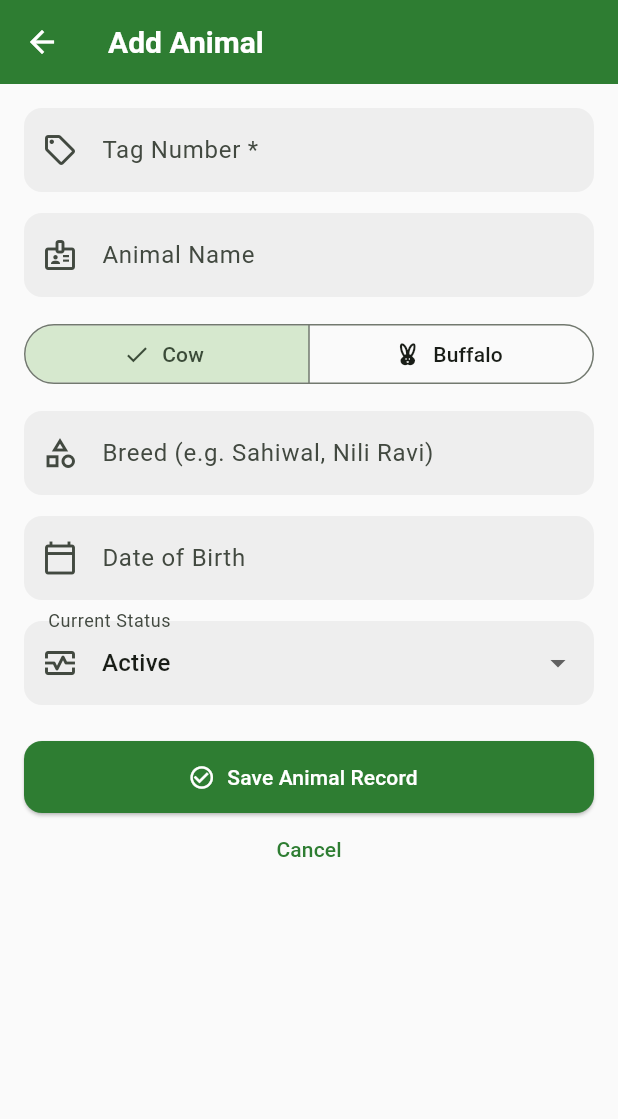
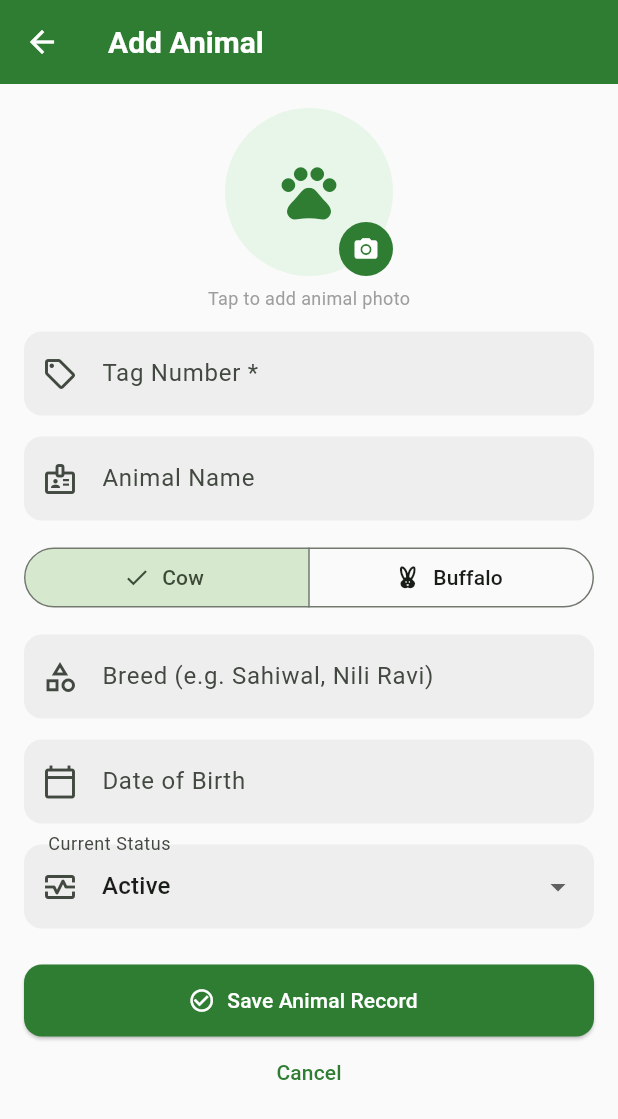
Before and after one commit to zainkhaild9223-ops/FA24-BSE-087, a Flutter app: the AnimalsScreen screen opened directly, after a tap on the "add" icon, on a phone screen of 412 x 824 dp. Shown: the top 1119 px of the screen. Run offline on Flutter 3.47's test engine with Material 3 defaults, Android fonts, the phone set to English and light mode, and no system bars; our stand-ins replace file_picker, google_fonts, google_sign_in, image_picker, shared_preferences, sqflite; missing offline and left inert: extension_google_sign_in_as_googleapis_auth, googleapis; accounts and stored records are empty.

Commit message:
Dairy farm

```diff
--- a/dairy_farm/lib/db/database_helper.dart
+++ b/dairy_farm/lib/db/database_helper.dart
@@ -39,14 +39,15 @@ class DatabaseHelper {
     final path = await dbPath;
     return openDatabase(
       path,
-      version: 1,
+      version: 2,
       onConfigure: (db) async => db.execute('PRAGMA foreign_keys = ON'),
       onCreate: (db, v) async {
         await db.execute('''CREATE TABLE animals(
           id INTEGER PRIMARY KEY AUTOINCREMENT,
           tag_no TEXT UNIQUE NOT NULL,
           name TEXT, type TEXT, breed TEXT, dob TEXT,
-          status TEXT DEFAULT 'Active')''');
+          status TEXT DEFAULT 'Active',
+          photo BLOB)''');
         await db.execute('''CREATE TABLE milk_records(
           id INTEGER PRIMARY KEY AUTOINCREMENT,
           animal_id INTEGER NOT NULL,
@@ -60,6 +61,12 @@ class DatabaseHelper {
         await db.execute('''CREATE TABLE sales(
           id INTEGER PRIMARY KEY AUTOINCREMENT,
           date TEXT NOT NULL, liters REAL, rate REAL, total REAL, buyer TEXT)''');
+      },
+      // Purani database (version 1) mein photo column add karta hai, data safe rehta hai
+      onUpgrade: (db, oldV, newV) async {
+        if (oldV < 2) {
+          await db.execute('ALTER TABLE animals ADD COLUMN photo BLOB');
+        }
       },
     );
   }
--- a/dairy_farm/lib/models.dart
+++ b/dairy_farm/lib/models.dart
@@ -1,3 +1,5 @@
+import 'dart:typed_data';
+
 class Animal {
   final int? id;
   final String tagNo;
@@ -6,6 +8,7 @@ class Animal {
   final String breed;
   final String dob;
   final String status; // Active / Sold
+  final Uint8List? photo; // chhoti compressed image (SQLite BLOB)
 
   Animal({
     this.id,
@@ -15,6 +18,7 @@ class Animal {
     this.breed = '',
     this.dob = '',
     this.status = 'Active',
+    this.photo,
   });
 
   Map<String, dynamic> toMap() => {
@@ -25,6 +29,7 @@ class Animal {
         'breed': breed,
         'dob': dob,
         'status': status,
+        'photo': photo,
       };
 
   factory Animal.fromMap(Map<String, dynamic> m) => Animal(
@@ -35,6 +40,7 @@ class Animal {
         breed: (m['breed'] ?? '') as String,
         dob: (m['dob'] ?? '') as String,
         status: (m['status'] ?? 'Active') as String,
+        photo: m['photo'] as Uint8List?,
       );
 }
 
--- a/dairy_farm/lib/screens/animals_screen.dart
+++ b/dairy_farm/lib/screens/animals_screen.dart
@@ -1,4 +1,7 @@
+import 'dart:typed_data';
+
 import 'package:flutter/material.dart';
+import 'package:image_picker/image_picker.dart';
 
 import '../common.dart';
 import '../db/database_helper.dart';
@@ -109,9 +112,13 @@ class _AnimalsScreenState extends State<AnimalsScreen> {
       onTap: () => _openForm(a),
       child: Row(children: [
         CircleAvatar(
+          radius: 26,
           backgroundColor: sold ? Colors.grey.shade200 : kLightGreen,
-          child: Icon(a.type == 'Cow' ? Icons.pets : Icons.cruelty_free,
-              color: sold ? Colors.grey : kGreen),
+          backgroundImage: a.photo != null ? MemoryImage(a.photo!) : null,
+          child: a.photo != null
+              ? null
+              : Icon(a.type == 'Cow' ? Icons.pets : Icons.cruelty_free,
+                  color: sold ? Colors.grey : kGreen),
         ),
         const SizedBox(width: 12),
         Expanded(
@@ -176,6 +183,7 @@ class _AnimalFormScreenState extends State<AnimalFormScreen> {
   String _type = 'Cow';
   String _status = 'Active';
   String? _tagError;
+  Uint8List? _photo;
 
   @override
   void initState() {
@@ -187,6 +195,51 @@ class _AnimalFormScreenState extends State<AnimalFormScreen> {
     _dob = TextEditingController(text: a?.dob ?? '');
     _type = a?.type ?? 'Cow';
     _status = a?.status ?? 'Active';
+    _photo = a?.photo;
+  }
+
+  Future<void> _pickPhoto() async {
+    final source = await showModalBottomSheet<ImageSource>(
+      context: context,
+      builder: (_) => SafeArea(
+        child: Wrap(children: [
+          ListTile(
+            leading: const Icon(Icons.photo_camera, color: kGreen),
+            title: const Text('Take a photo'),
+            onTap: () => Navigator.pop(context, ImageSource.camera),
+          ),
+          ListTile(
+            leading: const Icon(Icons.photo_library, color: kGreen),
+            title: const Text('Choose from gallery'),
+            onTap: () => Navigator.pop(context, ImageSource.gallery),
+          ),
+          if (_photo != null)
+            ListTile(
+              leading: const Icon(Icons.delete_outline, color: kRed),
+              title: const Text('Remove photo'),
+              onTap: () {
+                Navigator.pop(context);
+                setState(() => _photo = null);
+              },
+            ),
+        ]),
+      ),
+    );
+    if (source == null) return;
+    try {
+      // Chhoti size + compression, taake database aur Drive backup halka rahe
+      final x = await ImagePicker().pickImage(
+        source: source,
+        maxWidth: 600,
+        maxHeight: 600,
+        imageQuality: 70,
+      );
+      if (x == null) return;
+      final bytes = await x.readAsBytes();
+      if (mounted) setState(() => _photo = bytes);
+    } catch (e) {
+      if (mounted) snack(context, 'Could not load photo: $e', error: true);
+    }
   }
 
   Future<void> _save() async {
@@ -200,6 +253,7 @@ class _AnimalFormScreenState extends State<AnimalFormScreen> {
       breed: _breed.text.trim(),
       dob: _dob.text.trim(),
       status: _status,
+      photo: _photo,
     );
     try {
       if (a.id == null) {
@@ -223,6 +277,36 @@ class _AnimalFormScreenState extends State<AnimalFormScreen> {
       body: Form(
         key: _form,
         child: ListView(padding: const EdgeInsets.all(16), children: [
+          Center(
+            child: GestureDetector(
+              onTap: _pickPhoto,
+              child: Stack(children: [
+                CircleAvatar(
+                  radius: 56,
+                  backgroundColor: kLightGreen,
+                  backgroundImage: _photo != null ? MemoryImage(_photo!) : null,
+                  child: _photo != null
+                      ? null
+                      : const Icon(Icons.pets, size: 44, color: kGreen),
+                ),
+                Positioned(
+                  right: 0,
+                  bottom: 0,
+                  child: CircleAvatar(
+                    radius: 18,
+                    backgroundColor: kGreen,
+                    child: const Icon(Icons.camera_alt, size: 18, color: Colors.white),
+                  ),
+                ),
+              ]),
+            ),
+          ),
+          const SizedBox(height: 6),
+          const Center(
+            child: Text('Tap to add animal photo',
+                style: TextStyle(color: Colors.grey, fontSize: 12)),
+          ),
+          const SizedBox(height: 14),
           TextFormField(
             controller: _tag,
             decoration: const InputDecoration(
--- a/dairy_farm/pubspec.yaml
+++ b/dairy_farm/pubspec.yaml
@@ -14,6 +14,7 @@ dependencies:
   path_provider: ^2.1.3
   intl: ^0.19.0
   shared_preferences: ^2.2.3
+  image_picker: ^1.1.2
   google_sign_in: ^6.2.1
   googleapis: ^13.2.0
   extension_google_sign_in_as_googleapis_auth: ^2.0.12
```
Also changed, not shown: dairy_farm/lib/services/drive_service.dart (indentation only).
